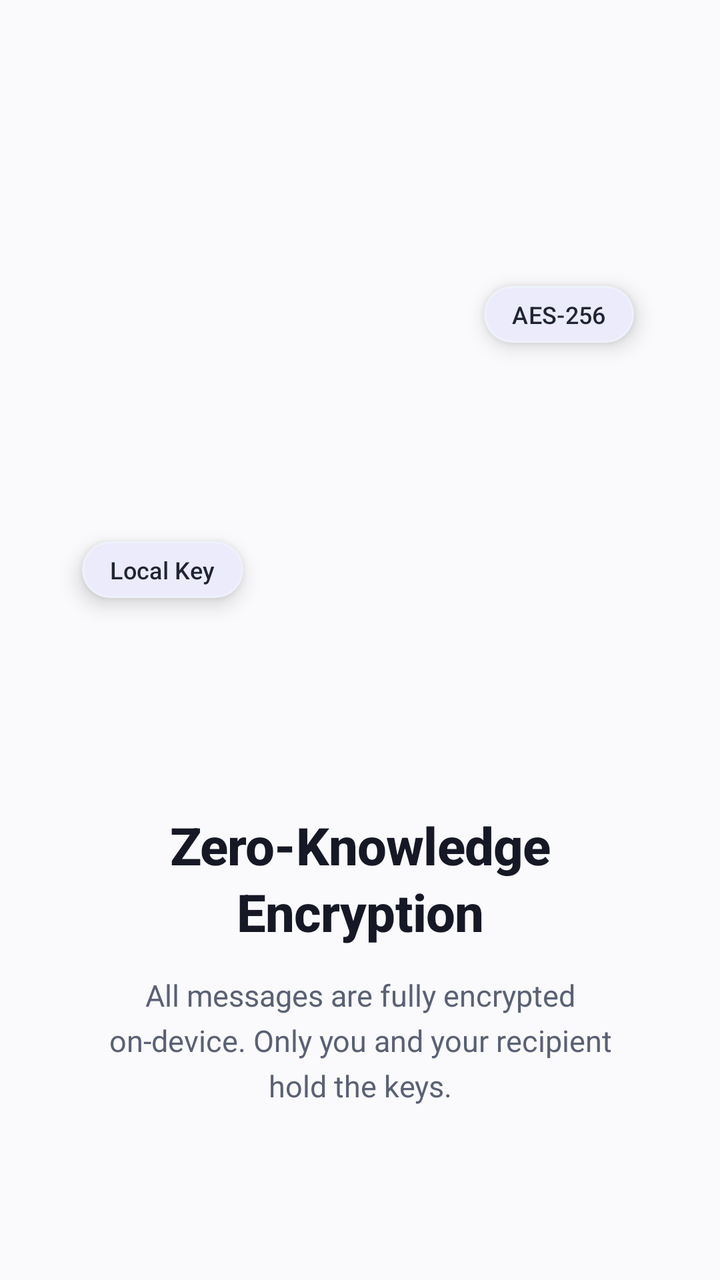
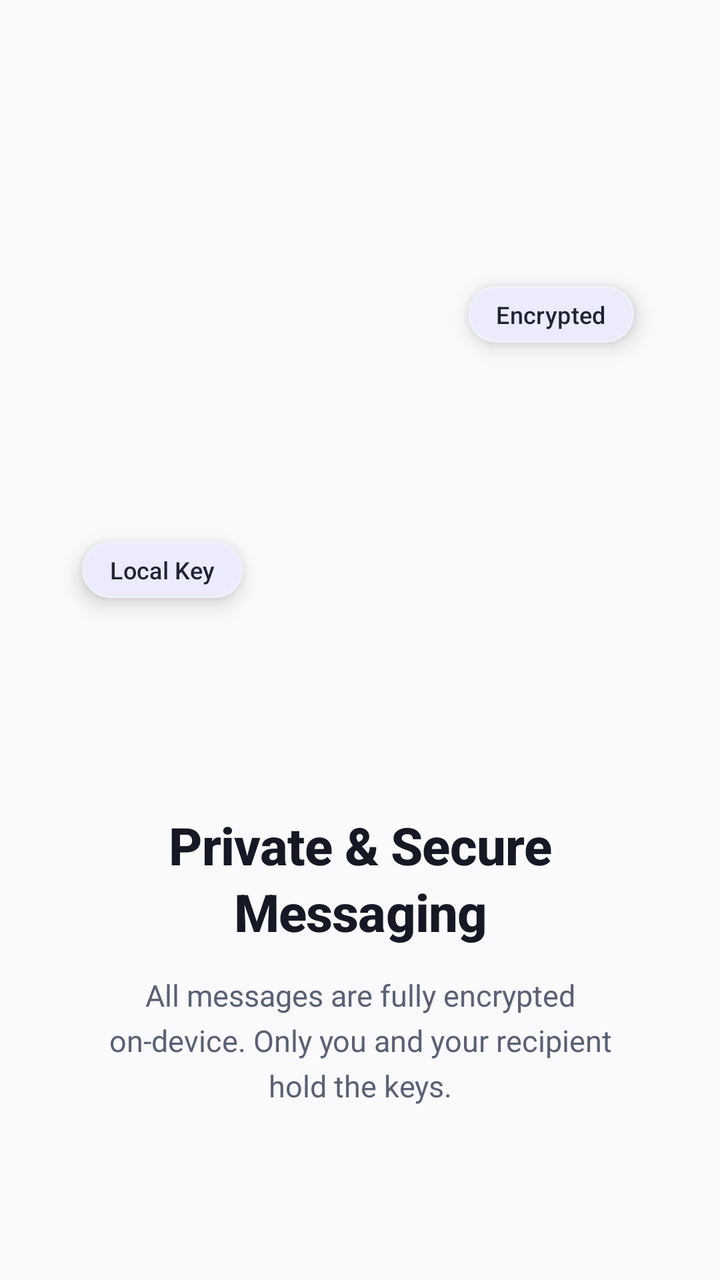

Screens rendered from an Android XML layout before and after an edit, with the pre-edit source and the edit as a unified diff.
<!-- AndroidManifest.xml: application theme Theme.VEIL -->
<!-- res/layout/item_onboarding.xml -->
<?xml version="1.0" encoding="utf-8"?>
<androidx.core.widget.NestedScrollView xmlns:android="http://schemas.android.com/apk/res/android"
    xmlns:app="http://schemas.android.com/apk/res-auto"
    android:layout_width="match_parent"
    android:layout_height="match_parent"
    android:clipChildren="false"
    android:clipToPadding="false"
    android:fillViewport="true"
    android:overScrollMode="never"
    android:scrollbars="none">

    <LinearLayout
        android:layout_width="match_parent"
        android:layout_height="wrap_content"
        android:layout_gravity="center"
        android:clipChildren="false"
        android:clipToPadding="false"
        android:gravity="center"
        android:maxWidth="440dp"
        android:orientation="vertical"
        android:paddingHorizontal="28dp"
        android:paddingVertical="12dp">

        
        <FrameLayout
            android:layout_width="290dp"
            android:layout_height="290dp"
            android:layout_marginBottom="28dp"
            android:clipChildren="false"
            android:clipToPadding="false">

            
            <ImageView
                android:id="@+id/onboardingImage"
                android:layout_width="270dp"
                android:layout_height="270dp"
                android:layout_gravity="center"
                android:contentDescription="Onboarding Illustration"
                android:scaleType="fitCenter" />

            
            <com.google.android.material.card.MaterialCardView
                android:id="@+id/pillTopRightCard"
                android:layout_width="wrap_content"
                android:layout_height="wrap_content"
                android:layout_gravity="top|end"
                android:layout_marginTop="56dp"
                android:layout_marginEnd="8dp"
                app:cardBackgroundColor="@android:color/white"
                app:cardCornerRadius="18dp"
                app:cardElevation="6dp"
                app:strokeColor="#EEF2FA"
                app:strokeWidth="1dp">

                <TextView
                    android:id="@+id/pillTopRightText"
                    android:layout_width="wrap_content"
                    android:layout_height="wrap_content"
                    android:fontFamily="sans-serif-medium"
                    android:letterSpacing="0.01"
                    android:paddingHorizontal="14dp"
                    android:paddingVertical="6dp"
                    android:text="AES-256"
                    android:textColor="#1F2433"
                    android:textSize="12sp" />
            </com.google.android.material.card.MaterialCardView>

            
            <com.google.android.material.card.MaterialCardView
                android:id="@+id/pillBottomLeftCard"
                android:layout_width="wrap_content"
                android:layout_height="wrap_content"
                android:layout_gravity="bottom|start"
                android:layout_marginStart="6dp"
                android:layout_marginBottom="78dp"
                app:cardBackgroundColor="@android:color/white"
                app:cardCornerRadius="18dp"
                app:cardElevation="6dp"
                app:strokeColor="#EEF2FA"
                app:strokeWidth="1dp">

                <TextView
                    android:id="@+id/pillBottomLeftText"
                    android:layout_width="wrap_content"
                    android:layout_height="wrap_content"
                    android:fontFamily="sans-serif-medium"
                    android:letterSpacing="0.01"
                    android:paddingHorizontal="14dp"
                    android:paddingVertical="6dp"
                    android:text="Local Key"
                    android:textColor="#1F2433"
                    android:textSize="12sp" />
            </com.google.android.material.card.MaterialCardView>

        </FrameLayout>

        
        <TextView
            android:id="@+id/onboardingTitle"
            android:layout_width="match_parent"
            android:layout_height="wrap_content"
            android:layout_marginBottom="14dp"
            android:fontFamily="sans-serif-medium"
            android:gravity="center"
            android:letterSpacing="-0.01"
            android:lineSpacingExtra="3dp"
            android:text="Zero-Knowledge\nEncryption"
            android:textColor="#161925"
            android:textSize="26sp"
            android:textStyle="bold" />

        
        <TextView
            android:id="@+id/onboardingDescription"
            android:layout_width="match_parent"
            android:layout_height="wrap_content"
            android:fontFamily="sans-serif"
            android:gravity="center"
            android:lineSpacingExtra="5dp"
            android:paddingHorizontal="16dp"
            android:text="All messages are fully encrypted on-device. Only you and your recipient hold the keys."
            android:textColor="#5A6175"
            android:textSize="15sp" />

    </LinearLayout>

</androidx.core.widget.NestedScrollView>
<!-- resources referenced by this layout -->
<resources>
  <style name="Theme.VEIL" parent="Base.Theme.VEIL" />
  <style name="Base.Theme.VEIL" parent="Theme.Material3.DayNight.NoActionBar">
          <item name="android:statusBarColor">@android:color/transparent</item>
          <item name="android:navigationBarColor">@android:color/transparent</item>
          <item name="android:windowLightStatusBar" tools:targetApi="m">true</item>
          <item name="colorPrimary">@color/colorPrimary</item>
          <item name="colorOnPrimary">@color/colorOnPrimary</item>
          <item name="colorPrimaryContainer">@color/colorPrimaryContainer</item>
          <item name="colorOnPrimaryContainer">@color/colorOnPrimaryContainer</item>
          <item name="colorSurface">@color/colorSurface</item>
          <item name="colorSurfaceVariant">@color/colorSurfaceVariant</item>
          <item name="colorOutline">@color/colorOutline</item>
          <item name="android:colorBackground">@color/colorBackground</item>
          <item name="bottomSheetDialogTheme">@style/ModernBottomSheetDialogTheme</item>
      </style>
  <color name="colorPrimary">#4F46E5</color>
  <color name="colorOnPrimary">#FFFFFF</color>
  <color name="colorPrimaryContainer">#EEF2FF</color>
  <color name="colorOnPrimaryContainer">#3730A3</color>
  <color name="colorSurface">#FFFFFF</color>
  <color name="colorSurfaceVariant">#F1F5F9</color>
  <color name="colorOutline">#E2E8F0</color>
  <color name="colorBackground">#FAFAFC</color>
  <style name="ModernBottomSheetStyle" parent="Widget.Material3.BottomSheet">
          <item name="android:background">@android:color/transparent</item>
      </style>
  <!-- unchanged entries left out for length: 1 -->
</resources>

<!-- the commit's change to res/layout/item_onboarding.xml (unified diff, before → after) -->
@@ -60,7 +60,7 @@
                     android:letterSpacing="0.01"
                     android:paddingHorizontal="14dp"
                     android:paddingVertical="6dp"
-                    android:text="AES-256"
+                    android:text="Encrypted"
                     android:textColor="#1F2433"
                     android:textSize="12sp" />
             </com.google.android.material.card.MaterialCardView>
@@ -104,7 +104,7 @@
             android:gravity="center"
             android:letterSpacing="-0.01"
             android:lineSpacingExtra="3dp"
-            android:text="Zero-Knowledge\nEncryption"
+            android:text="Private &amp; Secure\nMessaging"
             android:textColor="#161925"
             android:textSize="26sp"
             android:textStyle="bold" />
<!-- resource entries referenced after the edit -->
@@ -9,8 +9,25 @@
           <item name="colorOnPrimary">@color/colorOnPrimary</item>
           <item name="colorPrimaryContainer">@color/colorPrimaryContainer</item>
           <item name="colorOnPrimaryContainer">@color/colorOnPrimaryContainer</item>
+          <item name="colorSecondary">@color/colorSecondary</item>
+          <item name="colorOnSecondary">@color/colorOnSecondary</item>
+          <item name="colorSecondaryContainer">@color/colorSecondaryContainer</item>
+          <item name="colorOnSecondaryContainer">@color/colorOnSecondaryContainer</item>
+          <item name="colorTertiary">@color/colorTertiary</item>
+          <item name="colorOnTertiary">@color/colorOnTertiary</item>
+          <item name="colorTertiaryContainer">@color/colorTertiaryContainer</item>
+          <item name="colorOnTertiaryContainer">@color/colorOnTertiaryContainer</item>
           <item name="colorSurface">@color/colorSurface</item>
+          <item name="colorOnSurface">@color/colorOnSurface</item>
           <item name="colorSurfaceVariant">@color/colorSurfaceVariant</item>
+          <item name="colorOnSurfaceVariant">@color/colorOnSurfaceVariant</item>
+          <item name="colorSurfaceDim">@color/colorSurfaceDim</item>
+          <item name="colorSurfaceBright">@color/colorSurfaceBright</item>
+          <item name="colorSurfaceContainerLowest">@color/colorSurfaceContainerLowest</item>
+          <item name="colorSurfaceContainerLow">@color/colorSurfaceContainerLow</item>
+          <item name="colorSurfaceContainer">@color/colorSurfaceContainer</item>
+          <item name="colorSurfaceContainerHigh">@color/colorSurfaceContainerHigh</item>
+          <item name="colorSurfaceContainerHighest">@color/colorSurfaceContainerHighest</item>
           <item name="colorOutline">@color/colorOutline</item>
           <item name="android:colorBackground">@color/colorBackground</item>
           <item name="bottomSheetDialogTheme">@style/ModernBottomSheetDialogTheme</item>
@@ -19,8 +36,25 @@
   <color name="colorOnPrimary">#FFFFFF</color>
   <color name="colorPrimaryContainer">#EEF2FF</color>
   <color name="colorOnPrimaryContainer">#3730A3</color>
+  <color name="colorSecondary">#0D9488</color>
+  <color name="colorOnSecondary">#FFFFFF</color>
+  <color name="colorSecondaryContainer">#EEF2FF</color>
+  <color name="colorOnSecondaryContainer">#3730A3</color>
+  <color name="colorTertiary">#06B6D4</color>
+  <color name="colorOnTertiary">#FFFFFF</color>
+  <color name="colorTertiaryContainer">#ECFEFF</color>
+  <color name="colorOnTertiaryContainer">#155E75</color>
   <color name="colorSurface">#FFFFFF</color>
+  <color name="colorOnSurface">#0F172A</color>
   <color name="colorSurfaceVariant">#F1F5F9</color>
+  <color name="colorOnSurfaceVariant">#475569</color>
+  <color name="colorSurfaceDim">#E2E8F0</color>
+  <color name="colorSurfaceBright">#FFFFFF</color>
+  <color name="colorSurfaceContainerLowest">#FFFFFF</color>
+  <color name="colorSurfaceContainerLow">#F8FAFC</color>
+  <color name="colorSurfaceContainer">#F1F5F9</color>
+  <color name="colorSurfaceContainerHigh">#E2E8F0</color>
+  <color name="colorSurfaceContainerHighest">#CBD5E1</color>
   <color name="colorOutline">#E2E8F0</color>
   <color name="colorBackground">#FAFAFC</color>
   <style name="ModernBottomSheetStyle" parent="Widget.Material3.BottomSheet">
